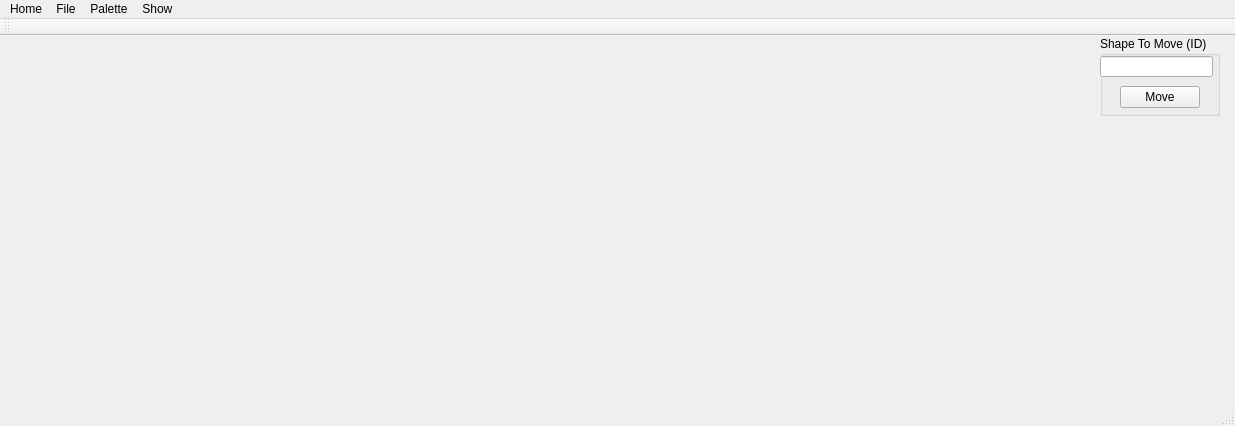
The window that 2DGraphicsModeler/mainwindow.ui (Alex-the-666/2DGraphicsModular) describes before a commit, drawn with Qt 5.
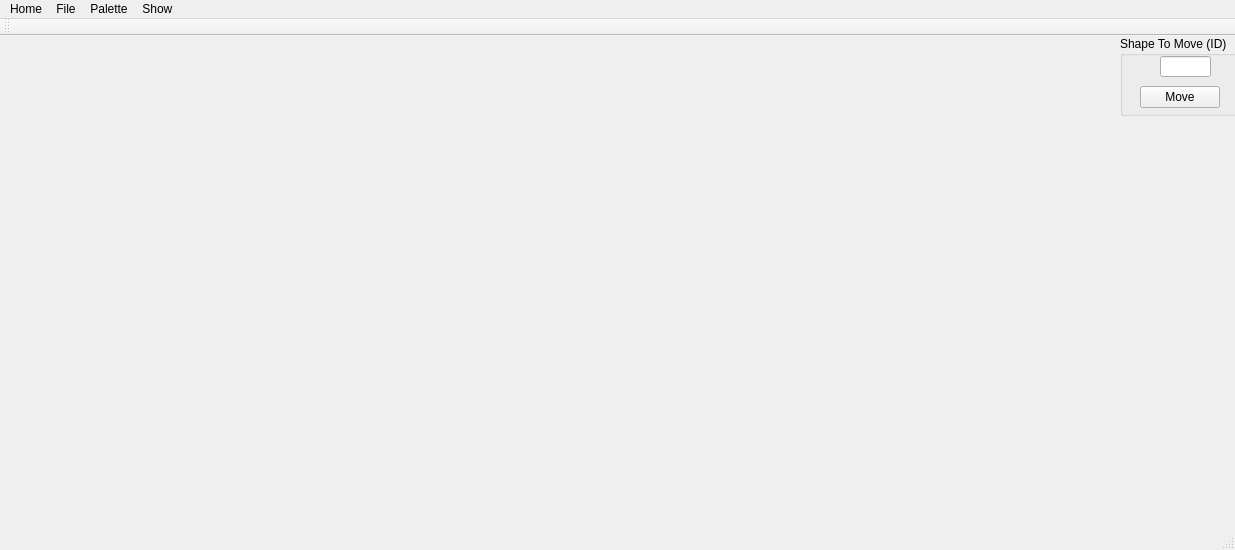
The same window after the commit.

```diff
--- a/2DGraphicsModeler/mainwindow.ui
+++ b/2DGraphicsModeler/mainwindow.ui
@@ -7,7 +7,7 @@
     <x>0</x>
     <y>0</y>
     <width>1235</width>
-    <height>426</height>
+    <height>550</height>
    </rect>
   </property>
   <property name="windowTitle">
@@ -17,7 +17,7 @@
    <widget class="QGroupBox" name="groupBox">
     <property name="geometry">
      <rect>
-      <x>1100</x>
+      <x>1120</x>
       <y>0</y>
       <width>120</width>
       <height>80</height>
@@ -29,9 +29,9 @@
     <widget class="QLineEdit" name="moveInput">
      <property name="geometry">
       <rect>
-       <x>0</x>
+       <x>40</x>
        <y>20</y>
-       <width>113</width>
+       <width>51</width>
        <height>21</height>
       </rect>
      </property>
```
Left out of the diff: 3 changed lines with no effect on the pictures.
